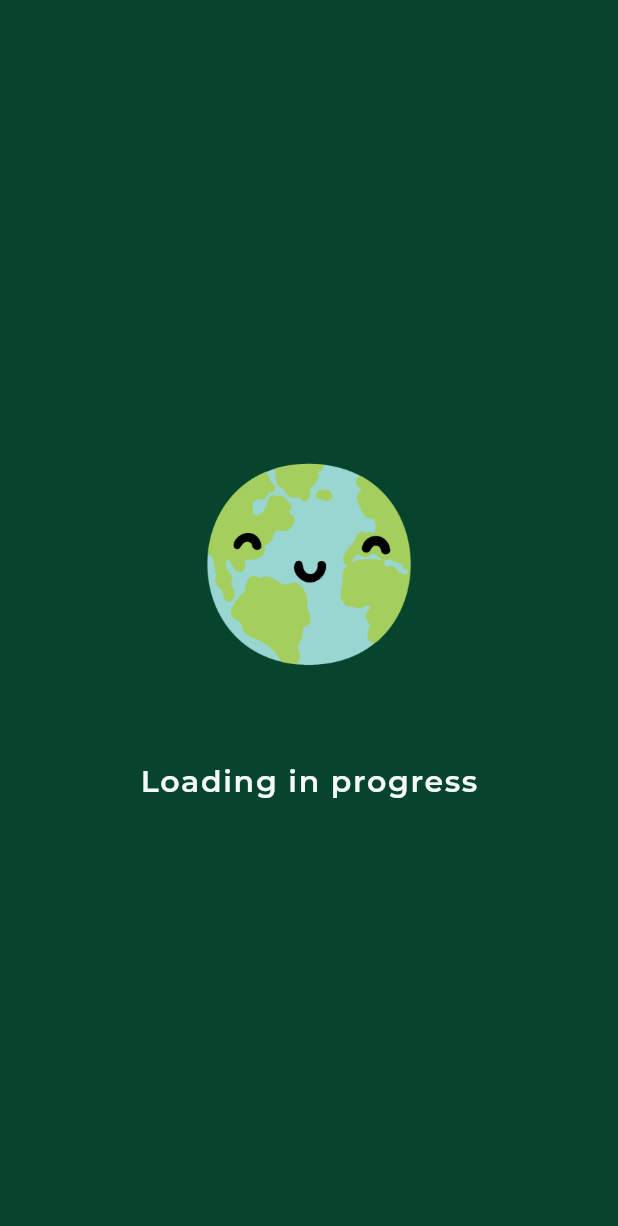
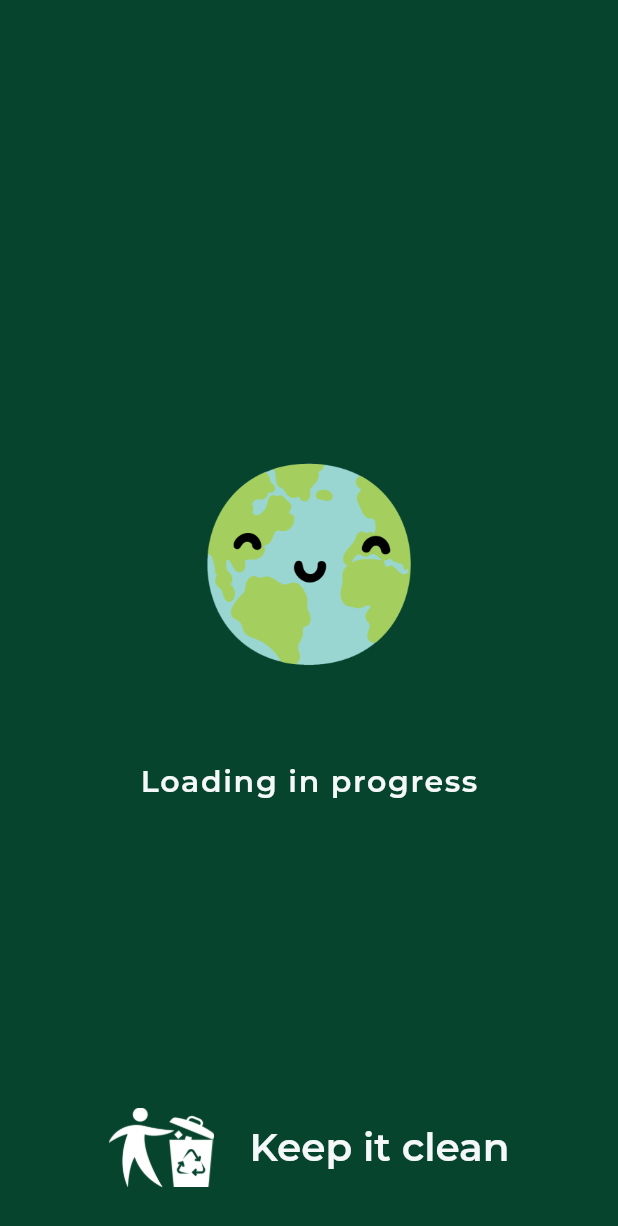
Before and after one commit to maicolstracci/Keep_it_clean, a Flutter app: the screen it shows after launch, on a phone screen of 412 x 824 dp. Shown: the top 1226 px of the screen. Run offline on Flutter 3.47's test engine with Material 2 defaults, Android fonts, the phone set to English and light mode, and no system bars; our stand-ins replace auto_route, auto_size_text, cloud_firestore, easy_localization, firebase_auth, firebase_storage and 12 more; missing offline and left inert: apple_sign_in, flutter_device_type, flutter_facebook_login, geoflutterfire, observable_ish, stacked_hooks and 1 more; accounts and stored records are empty; project files that could hold a hidden picture were left out.

Commit message:
Various adds and fixes

```diff
--- a/lib/main.dart
+++ b/lib/main.dart
@@ -3,6 +3,7 @@ import 'package:flutter/material.dart';
 import 'package:flutter/services.dart';
 import 'package:keep_it_clean/app/locator.dart';
 import 'package:keep_it_clean/services/auth_service.dart';
+import 'package:keep_it_clean/utils/constants.dart';
 import 'package:keep_it_clean/utils/utils.dart';
 import 'package:stacked/stacked.dart';
 import 'package:stacked_services/stacked_services.dart';
@@ -178,9 +179,10 @@ class _StartUpViewState extends State<StartUpView>
                     ),
                     Expanded(
                         flex: 2,
-                      child: Align(
-                        alignment: Alignment.topCenter,
-                        child: AnimatedBuilder(
+                        child: Column(
+                          mainAxisAlignment: MainAxisAlignment.spaceBetween,
+                          children: [
+                            AnimatedBuilder(
                               animation: textOpacityAnimation,
                               builder: (_, child) => Opacity(
                                 opacity: textOpacityAnimation.value,
@@ -195,8 +197,43 @@ class _StartUpViewState extends State<StartUpView>
                                 ),
                               ),
                             ),
+                            Padding(
+                              padding: const EdgeInsets.only(bottom: 24.0),
+                              child: AnimatedBuilder(
+                                animation: textOpacityAnimation,
+                                builder: (_, child) => Opacity(
+                                  opacity: textOpacityAnimation.value,
+                                  child: child,
+                                ),
+                                child: Row(
+                                  mainAxisAlignment: MainAxisAlignment.center,
+                                  crossAxisAlignment: CrossAxisAlignment.center,
+                                  children: [
+                                    Container(
+                                      height:70,
+                                      width:70,
+                                      child: Hero(
+                                        tag: HeroTag.KEEP_IT_CLEAN_LOGO_LOADER,
+                                        child: Image.asset(
+                                          "assets/keep_it_clean_only_logo.png",
+                                          fit: BoxFit.contain
                                         ),
                                       ),
+                                    ),
+                                    SizedBox(width: 24,),
+                                    Text(
+                                      "Keep it clean",
+                                      style: TextStyle(textBaseline: TextBaseline.alphabetic,
+                                          color: Theme.of(context).accentColor,
+                                          fontSize: 26,
+                                          fontWeight: FontWeight.w600),
+                                    )
+                                  ],
+                                ),
+                              ),
+                            )
+                          ],
+                        )),
                   ],
                 ),
               ),
@@ -209,19 +246,27 @@ class StartUpViewModel extends BaseViewModel {
   final AuthService _authenticationService = locator<AuthService>();
   final NavigationService _navigationService = locator<NavigationService>();
 
+  Future<void> minimumWait(Duration duration) async {
+    await Future.delayed(duration, () {});
+  }
+
   Future handleStartUpLogic(
       AnimationController controller,
       AnimationController animationContController,
       AnimationController opacityController) async {
-    await locator<AuthService>().retriveAppleSignInAvailable();
-    await setCustomMapPin();
-    var hasLoggedInUser = await _authenticationService.isUserLoggedIn();
+    var hasLoggedInUser;
 
+    await Future.wait([
+      locator<AuthService>().retriveAppleSignInAvailable(),
+      setCustomMapPin(),
+      minimumWait(Duration(seconds: 4)),
+      hasLoggedInUser = _authenticationService.isUserLoggedIn(),
+    ]);
 
     animationContController.stop();
     controller.reverse();
-    opacityController.reverse().then((value) {
-      if (hasLoggedInUser) {
+    opacityController.reverse().then((value) async {
+      if (await hasLoggedInUser) {
         _navigationService.replaceWith(Routes.mapsPage);
       } else {
         _navigationService.replaceWith(Routes.loginPage);
--- a/lib/ui/views/LoginPage/login_page_view.dart
+++ b/lib/ui/views/LoginPage/login_page_view.dart
@@ -3,6 +3,7 @@ import 'package:easy_localization/easy_localization.dart';
 import 'package:flutter/material.dart';
 import 'package:keep_it_clean/ui/views/LoginPage/login_button.dart';
 import 'package:keep_it_clean/ui/views/LoginPage/login_page_viewmodel.dart';
+import 'package:keep_it_clean/utils/constants.dart';
 import 'package:stacked/stacked.dart';
 
 class LoginPageView extends StatelessWidget {
@@ -29,8 +30,11 @@ class LoginPageView extends StatelessWidget {
                                   SizedBox(
                                       width: 100,
                                       height: 100,
-                                      child: Image.asset(
-                                        "assets/keep_it_clean_only_logo.png",
+                                      child: Hero(
+                                        tag: HeroTag.KEEP_IT_CLEAN_LOGO_LOADER,
+                                        child: Image.asset(
+                                          "assets/keep_it_clean_only_logo.png",
+                                        ),
                                       )),
                                   Text(
                                     "Keep it clean",
--- a/lib/ui/views/LoginPage/login_page_viewmodel.dart
+++ b/lib/ui/views/LoginPage/login_page_viewmodel.dart
@@ -2,6 +2,7 @@ import 'package:easy_localization/easy_localization.dart';
 import 'package:keep_it_clean/app/locator.dart';
 import 'package:keep_it_clean/app/router.gr.dart';
 import 'package:keep_it_clean/services/auth_service.dart';
+import 'package:keep_it_clean/utils/appconfig.dart';
 import 'package:shared_preferences/shared_preferences.dart';
 import 'package:stacked/stacked.dart';
 import 'package:stacked_services/stacked_services.dart';
@@ -59,7 +60,7 @@ class LoginPageViewModel extends BaseViewModel{
 
     SharedPreferences sharedPreferences = await SharedPreferences.getInstance();
 
-    if(!sharedPreferences.containsKey("returningUser")){
+    if(!sharedPreferences.containsKey("returningUser") || AppConfig.alwaysShowOnBoarding){
 
       await sharedPreferences.setBool('returningUser', true);
       _navigationService.replaceWith(Routes.onboardingPage);
--- /dev/null
+++ b/lib/utils/appconfig.dart
@@ -0,0 +1,6 @@
+
+class AppConfig{
+
+static const bool alwaysShowOnBoarding = true;
+
+}
--- a/lib/utils/constants.dart
+++ b/lib/utils/constants.dart
@@ -31,6 +31,7 @@ const String abbandonoRifiuto = "Abbandono rifiuto";
 
 enum Report { Bin, IllegalWaste }
 
+enum HeroTag {KEEP_IT_CLEAN_LOGO_LOADER,KEEP_IT_CLEAN_TEXT_LOADER}
 
 // Global keys used in the starting tutorial
 GlobalKey moveToUserLocationKey = GlobalKey();
```
Also changed, not shown: lib/ui/views/OnboardingPage/onboarding_page1.dart (+8 -4 lines), lib/ui/views/OnboardingPage/onboarding_page2.dart (+18 -11 lines), lib/ui/views/OnboardingPage/onboarding_page3.dart (+9 -5 lines), lib/ui/views/OnboardingPage/onboarding_view.dart (+8 -4 lines), 1 other file. Lines whose indentation alone changed are shown as unchanged.
